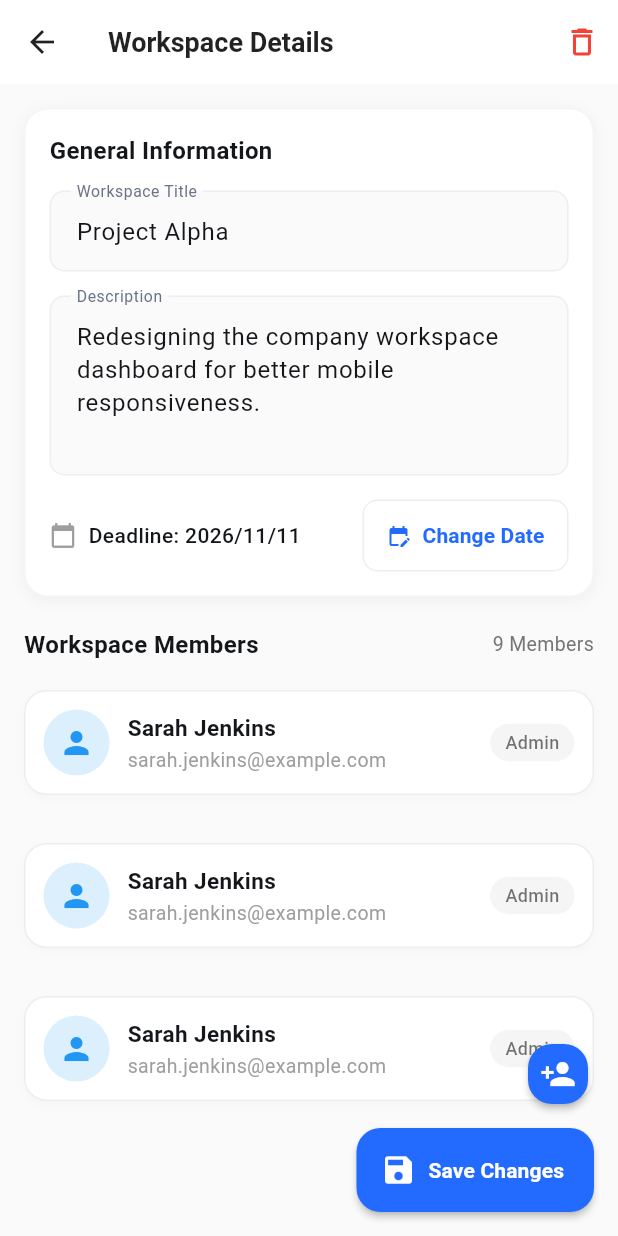
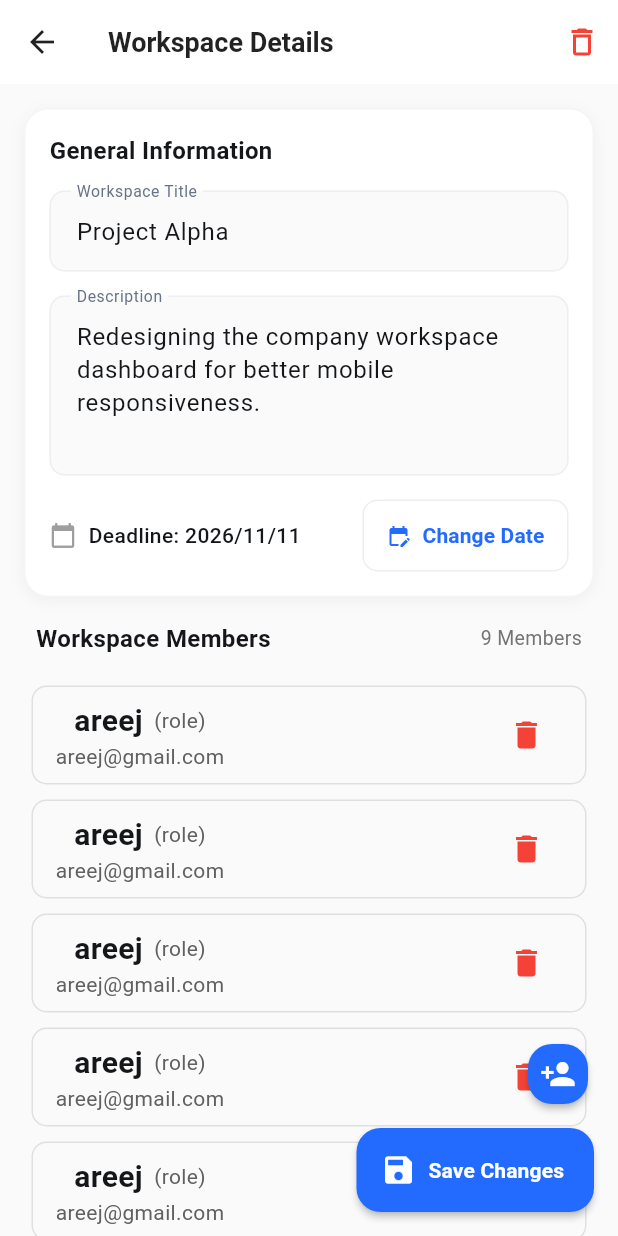
Before and after one commit to trio-verse/optima-sync-app, a Flutter app: the WorkspaceDetailsScreen screen opened directly, on a phone screen of 412 x 824 dp. Run offline on Flutter 3.47's test engine with Material 3 defaults, Android fonts, the phone set to English and light mode, and no system bars; our stand-ins replace dartz, equatable, fl_chart, flutter_bloc, freezed_annotation, get_it and 2 more; accounts and stored records are empty.

Commit message:
workspaces and tasks ui finish

```diff
--- a/lib/app/presentation/task_managment/screens/task_managment_screen.dart
+++ b/lib/app/presentation/task_managment/screens/task_managment_screen.dart
@@ -50,19 +50,19 @@ class _TaskManagerScreenState extends State<TaskManagerScreen> {
 
   final TaskEntity taskEntity = TaskEntity(
     id: "id",
-    title: "title",
+    title: "kkkkkkkk",
     description: "description",
     status: .completed,
     priority: .high,
-    assignedBy: "assignedBy",
+    assignedBy: "areej",
   );
   TaskEntity fakeTask = TaskEntity(
     id: '0',
-    title: 'title',
+    title: 'kkkkkkkk',
     description: 'description',
     status: TaskStatus.pending,
     priority: .high,
-    assignedBy: '0',
+    assignedBy: 'areej',
   );
   final List<TaskEntity> list = [];
   @override
--- a/lib/app/presentation/workspaces/screens/workspace_details_screen.dart
+++ b/lib/app/presentation/workspaces/screens/workspace_details_screen.dart
@@ -1,13 +1,22 @@
 import 'package:flutter/material.dart';
+import 'package:optima_sync_v2/app/domain/entities/member_entity.dart';
+import 'package:optima_sync_v2/app/domain/entities/task_mamagement/workspace_entity.dart';
+import 'package:optima_sync_v2/app/presentation/workspaces/screens/workspace_screen.dart';
+import 'package:optima_sync_v2/app/presentation/workspaces/widgets/member_card.dart';
 
 class WorkspaceDetailsScreen extends StatefulWidget {
   const WorkspaceDetailsScreen({super.key});
+  // final WorkspaceEntity workspaceEntity;
 
   @override
   State<WorkspaceDetailsScreen> createState() => _WorkspaceDetailsScreenState();
 }
 
 class _WorkspaceDetailsScreenState extends State<WorkspaceDetailsScreen> {
+  final entity = MemberEntity(id: "1", userId: "userId", role: "role", name: "areej", email: "areej@gmail.com");
+  final entity1 = MemberEntity(id: "2", userId: "userId", role: "role", name: "areej", email: "areej@gmail.com");
+  final entity2 = MemberEntity(id: "3", userId: "userId", role: "role", name: "areej", email: "areej@gmail.com");
+
   DateTime _selectedDeadline = DateTime.now();
   final TextEditingController _titleController = TextEditingController(text: 'Project Alpha');
   final TextEditingController _descController = TextEditingController(
@@ -52,6 +61,7 @@ class _WorkspaceDetailsScreenState extends State<WorkspaceDetailsScreen> {
   Widget build(BuildContext context) {
     final theme = Theme.of(context);
     final formattedDate = '${_selectedDeadline.year}/${_selectedDeadline.month}/${_selectedDeadline.day}';
+    final List<MemberEntity> memberList = [entity, entity2, entity1, entity, entity2, entity1];
 
     return Scaffold(
       backgroundColor: Colors.grey.shade50,
@@ -77,7 +87,14 @@ class _WorkspaceDetailsScreenState extends State<WorkspaceDetailsScreen> {
         children: [
           FloatingActionButton.small(
             onPressed: () {
-              // TODO: Add member action
+              showDialog(
+                context: context,
+                builder: (context) => Dialog(
+                  child: SingleChildScrollView(
+                    child: Column(children: [...memberList.map((e) => MemberCard(entity: e, isExist: false))]),
+                  ),
+                ),
+              );
             },
             backgroundColor: theme.primaryColor,
             foregroundColor: Colors.white,
@@ -97,7 +114,6 @@ class _WorkspaceDetailsScreenState extends State<WorkspaceDetailsScreen> {
         padding: const EdgeInsets.all(16.0),
         child: Column(
           crossAxisAlignment: .start,
-          spacing: 20,
           children: [
             // --- General Info Section ---
             Container(
@@ -155,59 +171,63 @@ class _WorkspaceDetailsScreenState extends State<WorkspaceDetailsScreen> {
             ),
 
             // --- Members Section Header ---
-            Row(
-              mainAxisAlignment: .spaceBetween,
-              children: [
-                const Text('Workspace Members', style: TextStyle(fontSize: 16, fontWeight: FontWeight.bold)),
-                Text('9 Members', style: TextStyle(color: Colors.grey.shade600, fontSize: 13)),
-              ],
+            Padding(
+              padding: const .symmetric(horizontal: 8, vertical: 16),
+              child: Row(
+                mainAxisAlignment: .spaceBetween,
+                children: [
+                  const Text('Workspace Members', style: TextStyle(fontSize: 16, fontWeight: FontWeight.bold)),
+                  Text('9 Members', style: TextStyle(color: Colors.grey.shade600, fontSize: 13)),
+                ],
+              ),
             ),
 
             // --- Members List ---
-            ...List.generate(
-              3,
-              (index) => Container(
-                margin: const EdgeInsets.only(bottom: 12),
-                padding: const EdgeInsets.all(12),
-                decoration: BoxDecoration(
-                  color: Colors.white,
-                  borderRadius: .circular(15),
-                  boxShadow: [BoxShadow(offset: const Offset(0, 2), color: Colors.grey.shade100, blurRadius: 4)],
-                  border: .all(width: 1, color: Colors.grey.shade200),
-                ),
-                child: Row(
-                  spacing: 12,
-                  children: [
-                    Container(
-                      decoration: BoxDecoration(color: Colors.blue.withAlpha(40), shape: .circle),
-                      padding: const EdgeInsets.all(10),
-                      child: const Icon(Icons.person, color: Colors.blue),
-                    ),
-                    Expanded(
-                      child: Column(
-                        crossAxisAlignment: .start,
-                        spacing: 2,
-                        children: const [
-                          Text('Sarah Jenkins', style: TextStyle(fontWeight: FontWeight.bold, fontSize: 15)),
-                          Text('sarah.jenkins@example.com', style: TextStyle(color: Colors.grey, fontSize: 13)),
-                        ],
-                      ),
-                    ),
-                    Container(
-                      padding: const EdgeInsets.symmetric(horizontal: 10, vertical: 4),
-                      decoration: BoxDecoration(color: Colors.grey.shade100, borderRadius: .circular(20)),
-                      child: const Text(
-                        'Admin',
-                        style: TextStyle(fontSize: 12, fontWeight: FontWeight.w500, color: Colors.black54),
-                      ),
-                    ),
-                  ],
-                ),
-              ),
-            ),
-
-            // Extra spacing at the bottom so content isn't blocked by the FABs
-            const SizedBox(height: 80),
+            // ...List.generate(
+            //   3,
+            //   (index) => Container(
+            //     margin: const EdgeInsets.only(bottom: 12),
+            //     padding: const EdgeInsets.all(12),
+            //     decoration: BoxDecoration(
+            //       color: Colors.white,
+            //       borderRadius: .circular(15),
+            //       boxShadow: [BoxShadow(offset: const Offset(0, 2), color: Colors.grey.shade100, blurRadius: 4)],
+            //       border: .all(width: 1, color: Colors.grey.shade200),
+            //     ),
+            //     child: Row(
+            //       spacing: 12,
+            //       children: [
+            //         Container(
+            //           decoration: BoxDecoration(color: Colors.blue.withAlpha(40), shape: .circle),
+            //           padding: const EdgeInsets.all(10),
+            //           child: const Icon(Icons.person, color: Colors.blue),
+            //         ),
+            //         Expanded(
+            //           child: Column(
+            //             crossAxisAlignment: .start,
+            //             spacing: 2,
+            //             children: const [
+            //               Text('Sarah Jenkins', style: TextStyle(fontWeight: FontWeight.bold, fontSize: 15)),
+            //               Text('sarah.jenkins@example.com', style: TextStyle(color: Colors.grey, fontSize: 13)),
+            //             ],
+            //           ),
+            //         ),
+            //         Container(
+            //           padding: const EdgeInsets.symmetric(horizontal: 10, vertical: 4),
+            //           decoration: BoxDecoration(color: Colors.grey.shade100, borderRadius: .circular(20)),
+            //           child: const Text(
+            //             'Admin',
+            //             style: TextStyle(fontSize: 12, fontWeight: FontWeight.w500, color: Colors.black54),
+            //           ),
+            //         ),
+            //       ],
+            //     ),
+            //   ),
+            // ),
+            ...memberList.map(
+              (e) => MemberCard(entity: e, isExist: true),
+            ), // Extra spacing at the bottom so content isn't blocked by the FABs
+            const SizedBox(height: 10),
           ],
         ),
       ),
--- /dev/null
+++ b/lib/app/presentation/workspaces/widgets/member_card.dart
@@ -0,0 +1,47 @@
+import 'package:flutter/material.dart';
+import 'package:optima_sync_v2/app/domain/entities/member_entity.dart';
+
+class MemberCard extends StatelessWidget {
+  const MemberCard({super.key, required this.entity, required this.isExist});
+
+  final MemberEntity entity;
+  final bool isExist;
+  @override
+  Widget build(BuildContext context) {
+    return Container(
+      margin: .all(5),
+      padding: .symmetric(horizontal: 15, vertical: 8),
+      decoration: BoxDecoration(
+        // color: Colors.amber,
+        borderRadius: .circular(10),
+        border: BoxBorder.all(color: Colors.grey.shade300),
+      ),
+      child: Row(
+        mainAxisAlignment: .spaceBetween,
+        children: [
+          Column(
+            children: [
+              Row(
+                mainAxisSize: .min,
+                // mainAxisAlignment: .spaceEvenly,
+                children: [
+                  Text("${entity.name}", style: TextStyle(fontSize: 20, fontWeight: .bold)),
+                  Text("  (${entity.role})", style: TextStyle(color: Colors.grey.shade700)),
+                ],
+              ),
+
+              Text("${entity.email}", style: TextStyle(color: Colors.grey.shade700)),
+            ],
+          ),
+          if (!isExist)
+            ElevatedButton(
+              onPressed: () {},
+              child: Icon(Icons.add, size: 25),
+              style: ElevatedButton.styleFrom(padding: .zero),
+            ),
+          if (isExist) IconButton(onPressed: () {}, icon: Icon(Icons.delete), color: Colors.red),
+        ],
+      ),
+    );
+  }
+}
```
Also changed, not shown: lib/app/presentation/task_managment/task_managment_details.dart (+22 -9 lines), lib/app/presentation/workspaces/screens/workspace_screen.dart (+31 -53 lines), lib/app/presentation/workspaces/widgets/workspace_card.dart (added, +162 -0 lines).
